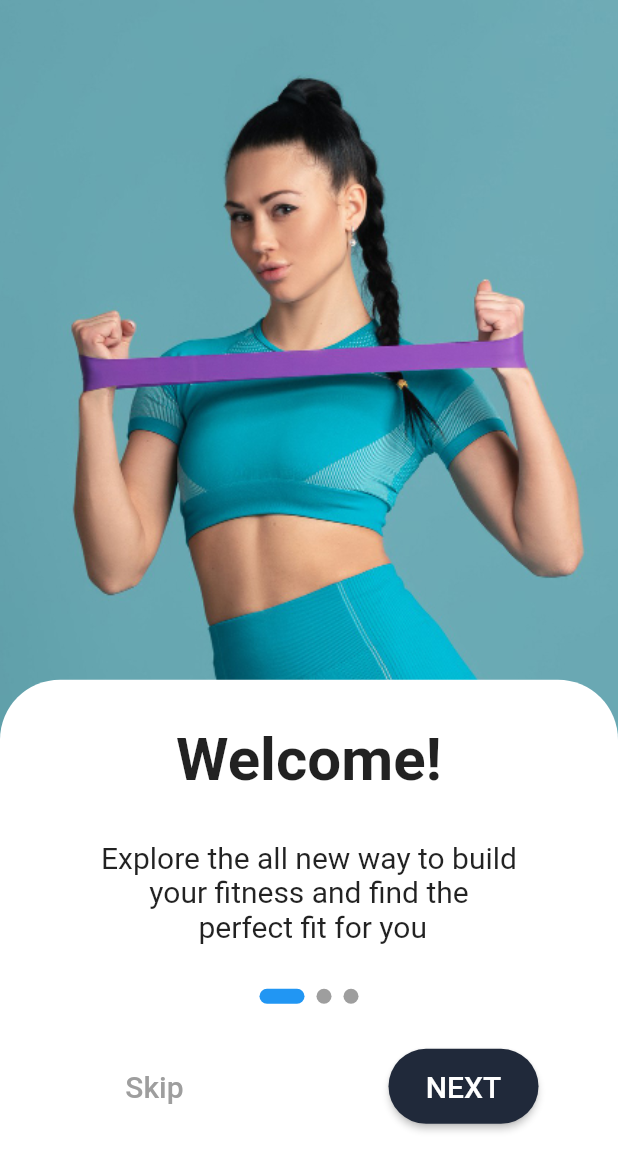
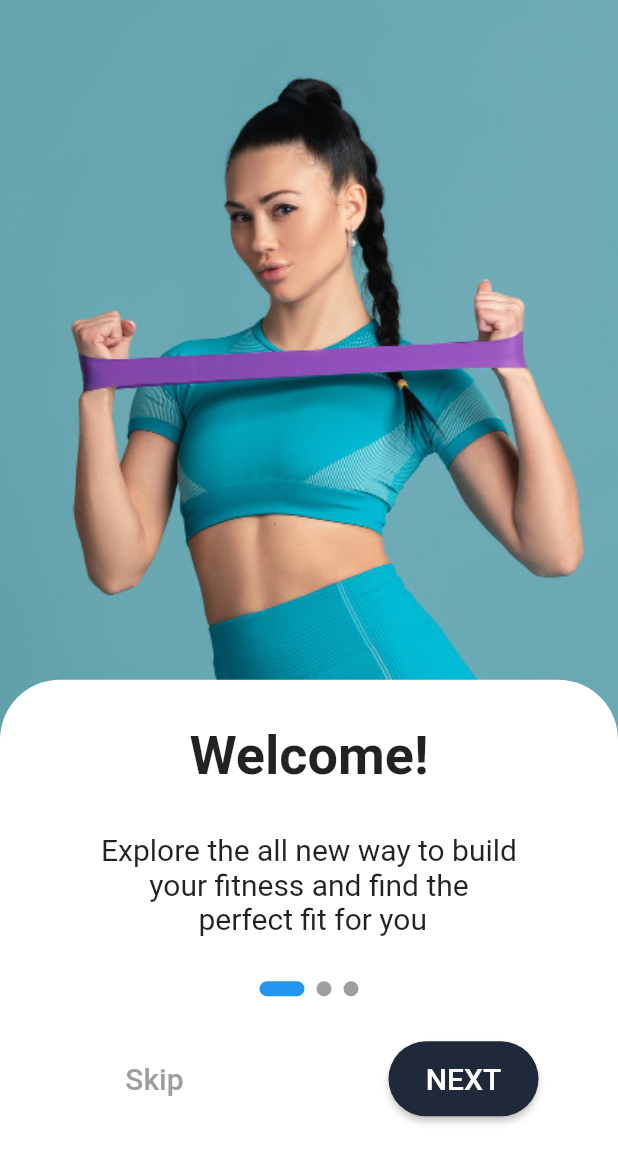
Before and after one commit to sosualfred/version_control_assignment, a Flutter app: the screen it shows after launch, on a phone screen of 412 x 824 dp. Shown: the top 1171 px of the screen. Run offline on Flutter 3.47's test engine with Material 2 defaults, Android fonts, the phone set to English and light mode, and no system bars; drawn by our look-alikes of smooth_page_indicator.

Commit message:
reduce header size

```diff
--- a/lib/screens/onboarding.dart
+++ b/lib/screens/onboarding.dart
@@ -33,6 +33,7 @@ class _OnboardingScreenState extends State<OnboardingScreen> {
             header: "Welcome!",
             subHeader:
                 "Explore the all new way to build\nyour fitness and find the\n perfect fit for you",
+
             secondaryAction: () {
               Navigator.pushReplacement(
                 context,
--- a/lib/widgets/onboarding_subheader_text.dart
+++ b/lib/widgets/onboarding_subheader_text.dart
@@ -15,7 +15,7 @@ class OnboardingHeaderText extends StatelessWidget {
       margin: EdgeInsets.only(top: 30),
       child: Text(
         content,
-        style: TextStyle(fontSize: 40, fontWeight: FontWeight.w600),
+        style: TextStyle(fontSize: 36, fontWeight: FontWeight.w600),
       ),
     );
   }
```
